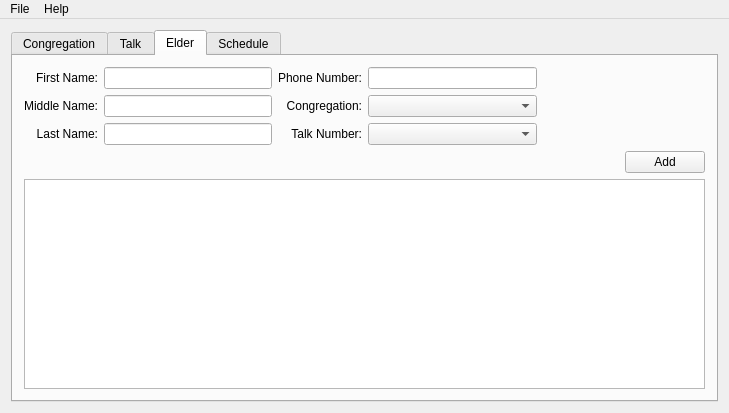
Qt form pts/mainwindow.ui (mikiTesf/pts-cp) before a commit.
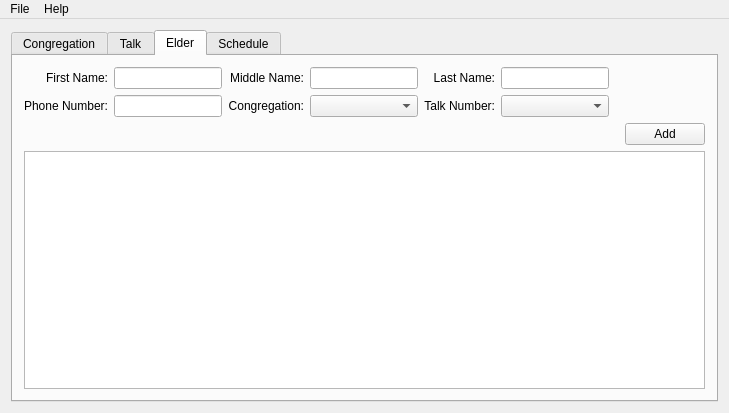
The same form after that commit. The open tabs and pages were chosen to show the change.

Commit message: created a class to handle initial database and tables creation

The edit to the form file:
```diff
--- a/pts/mainwindow.ui
+++ b/pts/mainwindow.ui
@@ -145,20 +145,10 @@
        <layout class="QVBoxLayout" name="verticalLayout_6">
         <item>
          <layout class="QGridLayout" name="gridLayout">
-          <item row="0" column="2">
-           <widget class="QLabel" name="phoneNumberLabel">
-            <property name="text">
-             <string>Phone Number:</string>
-            </property>
-            <property name="alignment">
-             <set>Qt::AlignRight|Qt::AlignTrailing|Qt::AlignVCenter</set>
-            </property>
-           </widget>
-          </item>
-          <item row="1" column="3">
+          <item row="2" column="4">
            <widget class="QComboBox" name="comboBox_2"/>
           </item>
-          <item row="2" column="0">
+          <item row="1" column="5">
            <widget class="QLabel" name="lastNameLabel">
             <property name="text">
              <string>Last Name:</string>
@@ -168,29 +158,47 @@
             </property>
            </widget>
           </item>
-          <item row="1" column="4">
-           <spacer name="horizontalSpacer_4">
-            <property name="orientation">
-             <enum>Qt::Horizontal</enum>
+          <item row="1" column="3">
+           <widget class="QLabel" name="middleNameLabel">
+            <property name="text">
+             <string>Middle Name:</string>
             </property>
-            <property name="sizeHint" stdset="0">
-             <size>
-              <width>40</width>
-              <height>20</height>
-             </size>
+            <property name="alignment">
+             <set>Qt::AlignRight|Qt::AlignTrailing|Qt::AlignVCenter</set>
             </property>
-           </spacer>
+           </widget>
           </item>
-          <item row="1" column="1">
-           <widget class="QLineEdit" name="lineEdit_3"/>
-          </item>
-          <item row="2" column="1">
-           <widget class="QLineEdit" name="lineEdit"/>
+          <item row="2" column="0">
+           <widget class="QLabel" name="phoneNumberLabel">
+            <property name="text">
+             <string>Phone Number:</string>
+            </property>
+            <property name="alignment">
+             <set>Qt::AlignRight|Qt::AlignTrailing|Qt::AlignVCenter</set>
+            </property>
+           </widget>
           </item>
           <item row="2" column="3">
-           <widget class="QComboBox" name="comboBox"/>
+           <widget class="QLabel" name="congregationLabel">
+            <property name="text">
+             <string>Congregation:</string>
+            </property>
+            <property name="alignment">
+             <set>Qt::AlignRight|Qt::AlignTrailing|Qt::AlignVCenter</set>
+            </property>
+           </widget>
           </item>
-          <item row="0" column="3">
+          <item row="1" column="0">
+           <widget class="QLabel" name="firstNameLabel">
+            <property name="text">
+             <string>First Name:</string>
+            </property>
+            <property name="alignment">
+             <set>Qt::AlignRight|Qt::AlignTrailing|Qt::AlignVCenter</set>
+            </property>
+           </widget>
+          </item>
+          <item row="2" column="1">
            <widget class="QLineEdit" name="lineEdit_4">
             <property name="cursor">
              <cursorShape>IBeamCursor</cursorShape>
@@ -203,40 +211,7 @@
             </property>
            </widget>
           </item>
-          <item row="0" column="1">
-           <widget class="QLineEdit" name="lineEdit_2"/>
-          </item>
-          <item row="1" column="2">
-           <widget class="QLabel" name="congregationLabel">
-            <property name="text">
-             <string>Congregation:</string>
-            </property>
-            <property name="alignment">
-             <set>Qt::AlignRight|Qt::AlignTrailing|Qt::AlignVCenter</set>
-            </property>
-           </widget>
-          </item>
-          <item row="0" column="0">
-           <widget class="QLabel" name="firstNameLabel">
-            <property name="text">
-             <string>First Name:</string>
-            </property>
-            <property name="alignment">
-             <set>Qt::AlignRight|Qt::AlignTrailing|Qt::AlignVCenter</set>
-            </property>
-           </widget>
-          </item>
-          <item row="1" column="0">
-           <widget class="QLabel" name="middleNameLabel">
-            <property name="text">
-             <string>Middle Name:</string>
-            </property>
-            <property name="alignment">
-             <set>Qt::AlignRight|Qt::AlignTrailing|Qt::AlignVCenter</set>
-            </property>
-           </widget>
-          </item>
-          <item row="2" column="2">
+          <item row="2" column="5">
            <widget class="QLabel" name="talkNumberLabel_2">
             <property name="text">
              <string>Talk Number:</string>
@@ -246,6 +221,31 @@
             </property>
            </widget>
           </item>
+          <item row="1" column="8" rowspan="2">
+           <spacer name="horizontalSpacer_3">
+            <property name="orientation">
+             <enum>Qt::Horizontal</enum>
+            </property>
+            <property name="sizeHint" stdset="0">
+             <size>
+              <width>40</width>
+              <height>20</height>
+             </size>
+            </property>
+           </spacer>
+          </item>
+          <item row="1" column="1">
+           <widget class="QLineEdit" name="lineEdit"/>
+          </item>
+          <item row="1" column="6">
+           <widget class="QLineEdit" name="lineEdit_3"/>
+          </item>
+          <item row="1" column="4">
+           <widget class="QLineEdit" name="lineEdit_2"/>
+          </item>
+          <item row="2" column="6">
+           <widget class="QComboBox" name="comboBox"/>
+          </item>
          </layout>
         </item>
         <item alignment="Qt::AlignRight">
```
Left out of the diff: 2 changed lines with no effect on the pictures. The commit also changes 4 other files.
